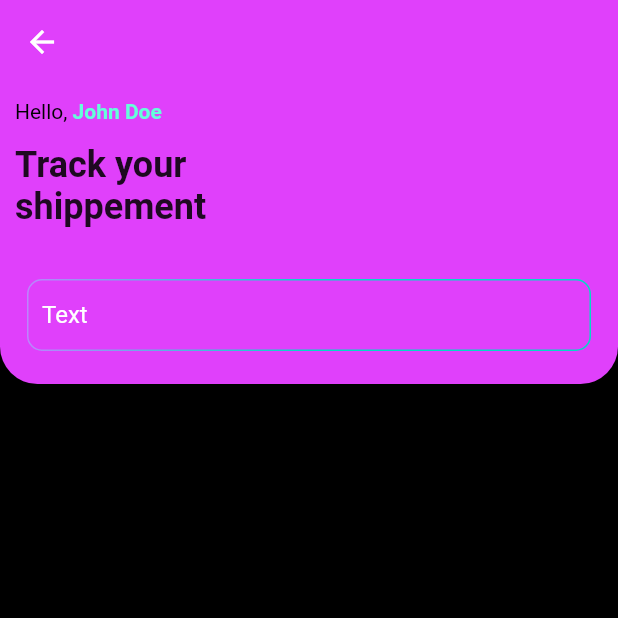
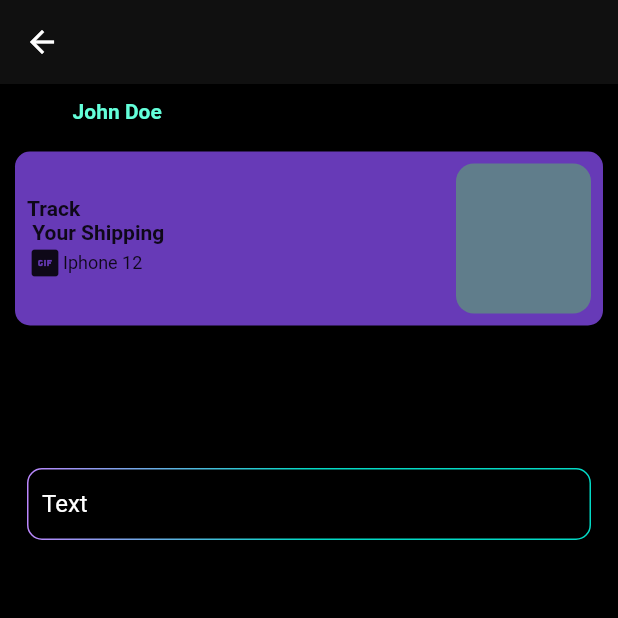
Before and after one commit to antrollingsid/a2b, a Flutter app: the TrackShippement screen opened by its route, on a phone screen of 412 x 824 dp, the top half of it. Run offline on Flutter 3.47's test engine with Material 2 defaults, Android fonts, the light colour scheme and no system bars; our stand-ins replace get, gradient_borders; Roboto replaces fonts that are missing (Helvetica).

Commit message:
Update trackpage.dart
added a widget

```diff
--- a/lib/User/screens/trackpage.dart
+++ b/lib/User/screens/trackpage.dart
@@ -1,6 +1,8 @@
 import 'package:flutter/material.dart';
 
 import '../../Components/widgets/custom_textfield_gradiant.dart';
+import '../../Components/widgets/offer_detail.dart';
+import '../../Components/widgets/shippement.dart';
 
 class TrackShippement extends StatelessWidget {
   const TrackShippement({super.key});
@@ -11,20 +13,12 @@
       backgroundColor: Colors.black,
       appBar: AppBar(
         elevation: 0,
-        backgroundColor: Colors.purpleAccent,
+        backgroundColor: Color.fromARGB(255, 16, 16, 16),
       ),
       body: SafeArea(
           child: Column(
         children: [
-          Container(
-            width: MediaQuery.of(context).size.width,
-            height: 200,
-            decoration: const BoxDecoration(
-                color: Colors.purpleAccent,
-                borderRadius: BorderRadius.only(
-                    bottomRight: Radius.circular(25),
-                    bottomLeft: Radius.circular(25))),
-            child: Padding(
+          Padding(
             padding: const EdgeInsets.all(10.0),
             child: Column(
               crossAxisAlignment: CrossAxisAlignment.start,
@@ -46,6 +40,7 @@
                 const SizedBox(
                   height: 14,
                 ),
+                const CustomShip(),
                 const SizedBox(
                   width: 150,
                   child: Text(
@@ -65,7 +60,6 @@
                 )
               ],
             ),
-            ),
           )
         ],
       )),
```
Lines whose indentation alone changed are shown as unchanged.
